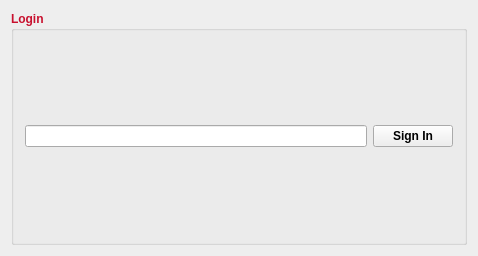
The window that cuACS/mainwindow.ui (cameronhawtin/Animal-Farm-cuACS) describes before a commit, drawn with Qt 5.
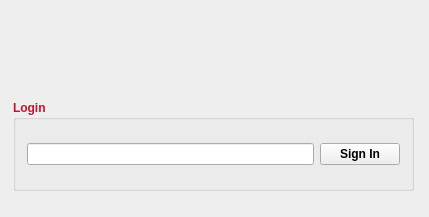
The same window after the commit. Icons and pictures are not drawn.

Commit message: finished login screen and added image

```diff
--- a/cuACS/mainwindow.ui
+++ b/cuACS/mainwindow.ui
@@ -6,8 +6,8 @@
    <rect>
     <x>0</x>
     <y>0</y>
-    <width>478</width>
-    <height>256</height>
+    <width>429</width>
+    <height>217</height>
    </rect>
   </property>
   <property name="palette">
@@ -114,9 +114,15 @@
    <bool>true</bool>
   </property>
   <widget class="QWidget" name="centralWidget">
-   <layout class="QHBoxLayout" name="horizontalLayout_3">
-    <item>
      <widget class="QGroupBox" name="loginGroupBox">
+    <property name="geometry">
+     <rect>
+      <x>13</x>
+      <y>100</y>
+      <width>401</width>
+      <height>91</height>
+     </rect>
+    </property>
       <property name="title">
        <string>Login</string>
       </property>
@@ -124,7 +130,11 @@
        <item>
         <layout class="QHBoxLayout" name="horizontalLayout">
          <item>
-          <widget class="QLineEdit" name="usernameLineEdit"/>
+        <widget class="QLineEdit" name="usernameLineEdit">
+         <property name="alignment">
+          <set>Qt::AlignCenter</set>
+         </property>
+        </widget>
          </item>
          <item>
           <widget class="QPushButton" name="loginButton">
@@ -137,8 +147,25 @@
        </item>
       </layout>
      </widget>
-    </item>
-   </layout>
+   <widget class="QLabel" name="label">
+    <property name="geometry">
+     <rect>
+      <x>0</x>
+      <y>0</y>
+      <width>421</width>
+      <height>101</height>
+     </rect>
+    </property>
+    <property name="text">
+     <string/>
+    </property>
+    <property name="pixmap">
+     <pixmap resource="logo.qrc">:/logo/logo.png</pixmap>
+    </property>
+    <property name="scaledContents">
+     <bool>true</bool>
+    </property>
+   </widget>
   </widget>
   <widget class="QMenuBar" name="menuBar">
    <property name="geometry">
```
Left out of the diff: 6 changed lines with no effect on the pictures. Lines whose indentation alone changed are shown as unchanged. The commit also changes 2 other files.
